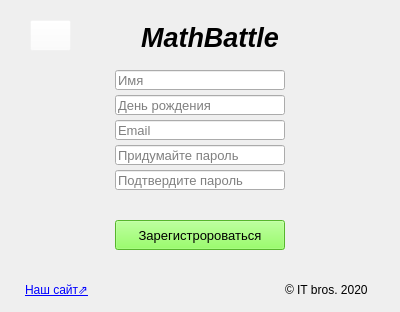
TereDom/MathBattle, file data/ui/Register.ui: the form before one commit.
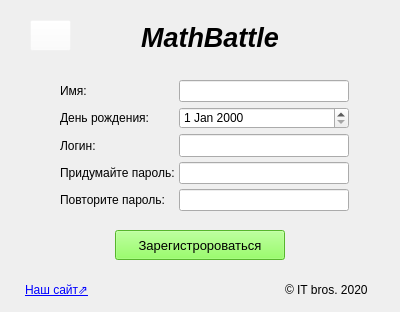
The form after the commit. Icons and pictures are not drawn.

```diff
--- a/data/ui/Register.ui
+++ b/data/ui/Register.ui
@@ -140,7 +140,7 @@
    <property name="geometry">
     <rect>
      <x>115</x>
-     <y>220</y>
+     <y>230</y>
      <width>170</width>
      <height>30</height>
     </rect>
@@ -169,14 +169,110 @@
     <string>Зарегистророваться</string>
    </property>
   </widget>
+  <widget class="QLabel" name="error_label">
+   <property name="geometry">
+    <rect>
+     <x>100</x>
+     <y>50</y>
+     <width>211</width>
+     <height>21</height>
+    </rect>
+   </property>
+   <property name="contextMenuPolicy">
+    <enum>Qt::DefaultContextMenu</enum>
+   </property>
+   <property name="styleSheet">
+    <string notr="true">color: rgb(255, 0, 0);</string>
+   </property>
+   <property name="textFormat">
+    <enum>Qt::AutoText</enum>
+   </property>
+  </widget>
+  <widget class="QWidget" name="gridLayoutWidget">
+   <property name="geometry">
+    <rect>
+     <x>60</x>
+     <y>80</y>
+     <width>289</width>
+     <height>131</height>
+    </rect>
+   </property>
+   <layout class="QGridLayout" name="gridLayout">
+    <property name="spacing">
+     <number>5</number>
+    </property>
+    <item row="1" column="0">
+     <widget class="QLabel" name="label_2">
+      <property name="minimumSize">
+       <size>
+        <width>111</width>
+        <height>20</height>
+       </size>
+      </property>
+      <property name="text">
+       <string>День рождения:</string>
+      </property>
+     </widget>
+    </item>
+    <item row="0" column="0">
+     <widget class="QLabel" name="label">
+      <property name="minimumSize">
+       <size>
+        <width>111</width>
+        <height>20</height>
+       </size>
+      </property>
+      <property name="text">
+       <string>Имя:</string>
+      </property>
+     </widget>
+    </item>
+    <item row="3" column="0">
+     <widget class="QLabel" name="label_4">
+      <property name="minimumSize">
+       <size>
+        <width>111</width>
+        <height>20</height>
+       </size>
+      </property>
+      <property name="text">
+       <string>Придумайте пароль:</string>
+      </property>
+     </widget>
+    </item>
+    <item row="2" column="0">
+     <widget class="QLabel" name="label_3">
+      <property name="minimumSize">
+       <size>
+        <width>111</width>
+        <height>20</height>
+       </size>
+      </property>
+      <property name="text">
+       <string>Логин:</string>
+      </property>
+     </widget>
+    </item>
+    <item row="4" column="0">
+     <widget class="QLabel" name="label_7">
+      <property name="minimumSize">
+       <size>
+        <width>111</width>
+        <height>20</height>
+       </size>
+      </property>
+      <property name="text">
+       <string>Повторите пароль:</string>
+      </property>
+     </widget>
+    </item>
+    <item row="0" column="1">
   <widget class="QLineEdit" name="create_Nickname_lineEdit">
-   <property name="geometry">
-    <rect>
-     <x>115</x>
-     <y>70</y>
+      <property name="minimumSize">
+       <size>
      <width>170</width>
      <height>20</height>
-    </rect>
+       </size>
    </property>
    <property name="maximumSize">
     <size>
@@ -190,42 +286,28 @@
     </font>
    </property>
    <property name="placeholderText">
-    <string>Имя</string>
-   </property>
-  </widget>
+       <string/>
+      </property>
+     </widget>
+    </item>
+    <item row="1" column="1">
+     <widget class="QDateEdit" name="dateEdit">
+      <property name="minimumSize">
+       <size>
+        <width>170</width>
+        <height>20</height>
+       </size>
+      </property>
+     </widget>
+    </item>
+    <item row="2" column="1">
   <widget class="QLineEdit" name="create_Email_lineEdit">
-   <property name="geometry">
-    <rect>
-     <x>115</x>
-     <y>120</y>
-     <width>170</width>
-     <height>20</height>
-    </rect>
-   </property>
-   <property name="maximumSize">
+      <property name="minimumSize">
     <size>
      <width>170</width>
-     <height>25</height>
-    </size>
-   </property>
-   <property name="font">
-    <font>
-     <pointsize>10</pointsize>
-    </font>
-   </property>
-   <property name="placeholderText">
-    <string>Email</string>
-   </property>
-  </widget>
-  <widget class="QLineEdit" name="birthday_Email_lineEdit">
-   <property name="geometry">
-    <rect>
-     <x>115</x>
-     <y>95</y>
-     <width>170</width>
-     <height>20</height>
-    </rect>
-   </property>
+        <height>20</height>
+       </size>
+      </property>
    <property name="maximumSize">
     <size>
      <width>170</width>
@@ -238,17 +320,17 @@
     </font>
    </property>
    <property name="placeholderText">
-    <string>День рождения</string>
-   </property>
-  </widget>
+       <string/>
+      </property>
+     </widget>
+    </item>
+    <item row="3" column="1">
   <widget class="QLineEdit" name="create_Password_lineEdit">
-   <property name="geometry">
-    <rect>
-     <x>115</x>
-     <y>145</y>
+      <property name="minimumSize">
+       <size>
      <width>170</width>
      <height>20</height>
-    </rect>
+       </size>
    </property>
    <property name="maximumSize">
     <size>
@@ -262,17 +344,17 @@
     </font>
    </property>
    <property name="placeholderText">
-    <string>Придумайте пароль</string>
-   </property>
-  </widget>
+       <string/>
+      </property>
+     </widget>
+    </item>
+    <item row="4" column="1">
   <widget class="QLineEdit" name="prove_Password_lineEdit">
-   <property name="geometry">
-    <rect>
-     <x>115</x>
-     <y>170</y>
+      <property name="minimumSize">
+       <size>
      <width>170</width>
      <height>20</height>
-    </rect>
+       </size>
    </property>
    <property name="maximumSize">
     <size>
@@ -286,8 +368,11 @@
     </font>
    </property>
    <property name="placeholderText">
-    <string>Подтвердите пароль</string>
-   </property>
+       <string/>
+      </property>
+     </widget>
+    </item>
+   </layout>
   </widget>
  </widget>
  <resources/>
```
Left out of the diff: 4 changed lines with no effect on the pictures. Lines whose indentation alone changed are shown as unchanged.
